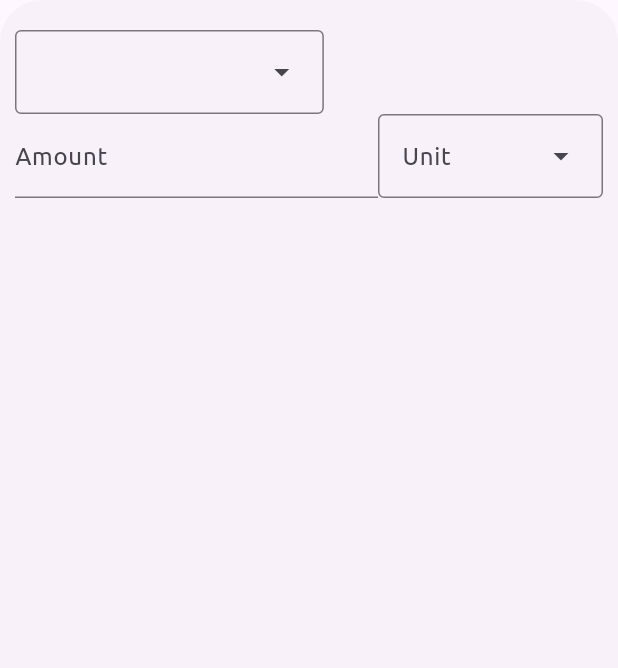
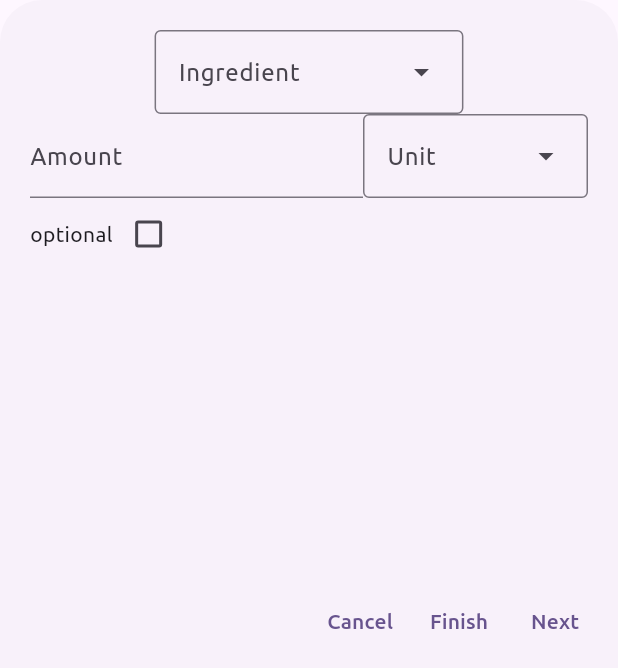
Before and after one commit to SomnusVeritas/rezepte, a Flutter app: the IngredientsBottomsheet widget shown alone on an empty page, opened directly, on a phone screen of 412 x 824 dp. Shown: the top 668 px of the screen. Run offline on Flutter 3.47's test engine with Material 2 defaults, Android fonts, the light colour scheme and no system bars; project files that could hold a hidden picture were left out.

Commit message:
changed ingredient input

```diff
--- a/lib/pages/create_recipe_page.dart
+++ b/lib/pages/create_recipe_page.dart
@@ -44,7 +44,10 @@ class _CreateRecipeState extends State<CreateRecipe> {
             DifficultyDropdown(
               onChanged: _onChanged,
             ),
-            FloatingActionButton(onPressed: _openIngredientBottomSheet),
+            ElevatedButton(
+              onPressed: _openIngredientBottomSheet,
+              child: const Text('Add Ingredient'),
+            ),
           ],
         ),
       ),
--- a/lib/widgets/ingredients_bottomsheet.dart
+++ b/lib/widgets/ingredients_bottomsheet.dart
@@ -12,17 +12,14 @@ class IngredientsBottomsheet extends StatefulWidget {
 }
 
 class _IngredientsBottomsheetState extends State<IngredientsBottomsheet> {
-  TextEditingController dropdownController = TextEditingController();
+  final List<DropdownMenuEntry<Ingredient>> ingredientEntries = [];
   final List<DropdownMenuEntry<Unit>> unitEntries = [];
-  final List<DropdownMenuEntry<Ingredient>> ingredientEntries = [];
   Unit? selectedUnit;
-  @override
-  Widget build(BuildContext context) {
-    return BottomSheet(
-      onClosing: onClosing,
-      builder: _bottomSheetContent,
-    );
-  }
+
+  bool _isOptional = false;
+  TextEditingController _ingredientController = TextEditingController();
+  TextEditingController _amountController = TextEditingController();
+  TextEditingController _unitController = TextEditingController();
 
   @override
   void initState() {
@@ -39,56 +36,122 @@ class _IngredientsBottomsheetState extends State<IngredientsBottomsheet> {
   void onClosing() {}
 
   Widget _bottomSheetContent(BuildContext context) {
-    return Padding(
+    return Wrap(
+      children: [
+        Padding(
           padding: EdgeInsets.only(
             top: 20,
-        left: 10,
-        right: 10,
+            left: 20,
+            right: 20,
             bottom: MediaQuery.of(context).viewInsets.bottom,
           ),
           child: Column(
+            mainAxisSize: MainAxisSize.max,
             children: [
-          Row(
-            children: [
-              Expanded(
-                flex: 4,
-                child: DropdownMenu<Ingredient>(
+              DropdownMenu<Ingredient?>(
                 dropdownMenuEntries: ingredientEntries,
                 enableSearch: true,
                 enableFilter: true,
                 requestFocusOnTap: true,
-                ),
-              ),
-            ],
+                controller: _ingredientController,
+                label: const Text('Ingredient'),
+                textStyle:
+                    TextStyle(color: Theme.of(context).colorScheme.onSurface),
               ),
               Row(
                 children: [
                   Expanded(
                     child: TextField(
                       maxLines: 1,
+                      controller: _amountController,
                       onTapOutside: (_) =>
                           FocusManager.instance.primaryFocus?.unfocus(),
                       keyboardType: TextInputType.number,
                       textInputAction: TextInputAction.next,
-                  decoration: InputDecoration(
+                      decoration: const InputDecoration(
                         label: Text('Amount'),
                       ),
+                      style: TextStyle(
+                          color: Theme.of(context).colorScheme.onSurface),
                     ),
                   ),
-              DropdownMenu<Unit>(
+                  DropdownMenu<Unit?>(
                     label: const Text('Unit'),
                     width: 150,
                     requestFocusOnTap: true,
-                controller: dropdownController,
+                    controller: _unitController,
                     dropdownMenuEntries: unitEntries,
                     onSelected: (unit) => setState(() {
                       selectedUnit = unit;
                     }),
-              )
-            ],
-          )
+                    textStyle: TextStyle(
+                        color: Theme.of(context).colorScheme.onSurface),
+                  ),
                 ],
               ),
+              Row(
+                children: [
+                  Text(
+                    'optional',
+                    style: TextStyle(
+                        color: Theme.of(context).colorScheme.onSurface),
+                  ),
+                  Checkbox(
+                    value: _isOptional,
+                    onChanged: (_) =>
+                        setState(() => _isOptional = !_isOptional),
+                  ),
+                ],
+              ),
+            ],
+          ),
+        ),
+        const SizedBox(
+          height: 200,
+          width: 400,
+        ),
+        Padding(
+          padding: const EdgeInsets.all(10),
+          child: Row(
+            mainAxisAlignment: MainAxisAlignment.end,
+            children: [
+              TextButton(
+                onPressed: _cancelTapped,
+                child: const Text('Cancel'),
+              ),
+              TextButton(
+                onPressed: _finishTapped,
+                child: const Text('Finish'),
+              ),
+              TextButton(
+                onPressed: _nextTapped,
+                child: const Text('Next'),
+              ),
+            ],
+          ),
+        ),
+      ],
     );
   }
+
+  @override
+  Widget build(BuildContext context) {
+    return BottomSheet(
+      onClosing: onClosing,
+      builder: _bottomSheetContent,
+    );
   }
+
+  void _nextTapped() {
+    setState(() {
+      _ingredientController.value = TextEditingValue.empty;
+      _unitController.value = TextEditingValue.empty;
+      _amountController.value = TextEditingValue.empty;
+      _isOptional = false;
+    });
+  }
+
+  void _finishTapped() {}
+
+  void _cancelTapped() {}
+}
```
Also changed, not shown: lib/widgets/difficulty_dropdown.dart (+7 -8 lines). Lines whose indentation alone changed are shown as unchanged.
